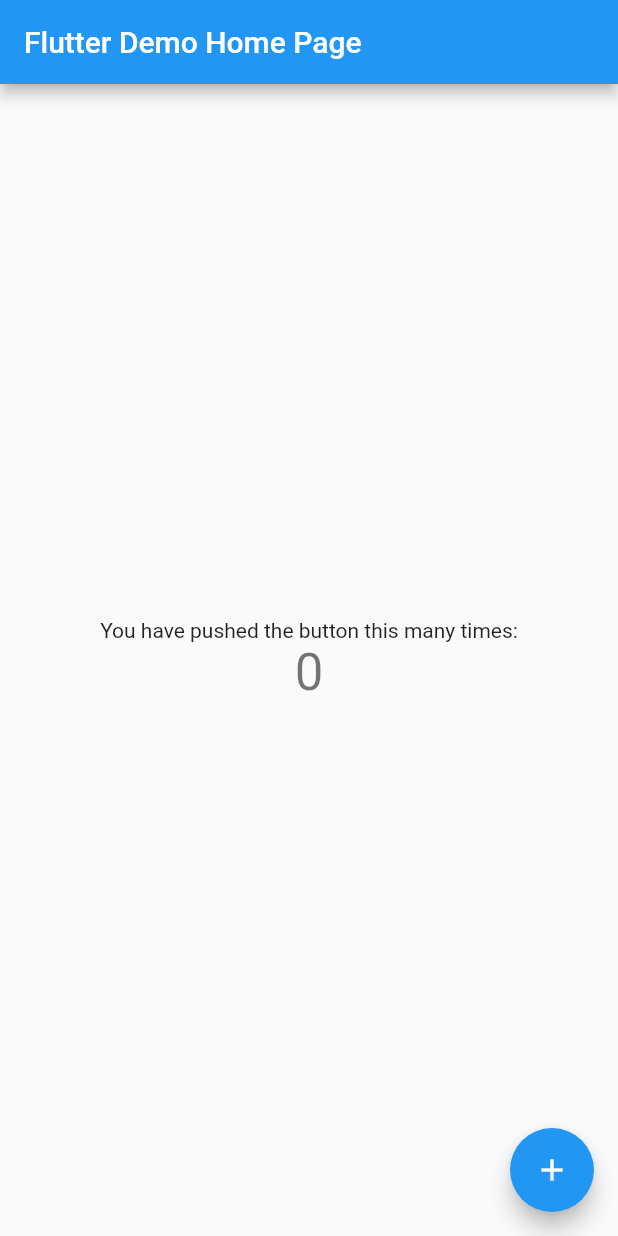
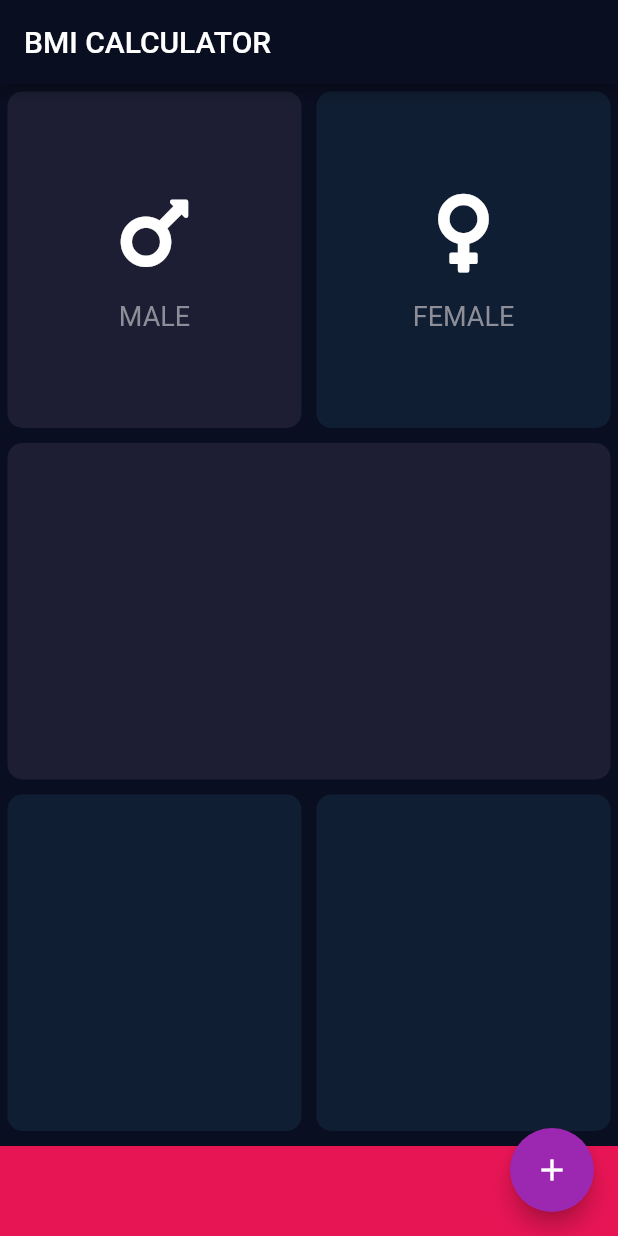
Before and after one commit to kudjieRaymond/bmi-calculator, a Flutter app: the screen it shows after launch, on a phone screen of 412 x 824 dp. Run offline on Flutter 3.47's test engine with Material 2 defaults, Android fonts, the phone set to English and light mode, and no system bars; our stand-ins replace font_awesome_flutter.

Commit message:
Create custom flutter widget

```diff
--- /dev/null
+++ b/lib/icon_content.dart
@@ -0,0 +1,24 @@
+import 'package:flutter/material.dart';
+
+const labelTextStyle = TextStyle(color: Color(0XFF8D8E98), fontSize: 18.0);
+
+class IconContent extends StatelessWidget {
+  IconContent({this.icon, this.label});
+  final IconData icon;
+  final String label;
+
+  @override
+  Widget build(BuildContext context) {
+    return Column(
+      mainAxisAlignment: MainAxisAlignment.center,
+      children: <Widget>[
+        Icon(
+          icon,
+          size: 60.0,
+        ),
+        SizedBox(height: 15.0),
+        Text(label, style: labelTextStyle)
+      ],
+    );
+  }
+}
--- /dev/null
+++ b/lib/input_page.dart
@@ -0,0 +1,74 @@
+import 'package:flutter/material.dart';
+import 'package:font_awesome_flutter/font_awesome_flutter.dart';
+import 'icon_content.dart';
+import 'reusable_card.dart';
+
+const bottomContainerHeight = 60.0;
+const activeCardColour = Color(0XFF1D1E33);
+const inactiveCardColour = Color(0XFF111328);
+const bottomContainerColour = Color(0XFFE81555);
+
+class InputPage extends StatefulWidget {
+  @override
+  _InputPageState createState() => _InputPageState();
+}
+
+class _InputPageState extends State<InputPage> {
+  @override
+  Widget build(BuildContext context) {
+    return Scaffold(
+      appBar: AppBar(
+        title: Text('BMI CALCULATOR'),
+      ),
+      body: Column(
+        children: <Widget>[
+          Expanded(
+            child: Row(
+              children: <Widget>[
+                Expanded(
+                  child: ReusableCard(
+                    colour: activeCardColour,
+                    cardChild: IconContent(icon:FontAwesomeIcons.mars, label:'MALE'),
+                  ),
+                ),
+                Expanded(
+                  child: ReusableCard(colour: Color(0XFF101E33),
+                    cardChild: IconContent(icon:FontAwesomeIcons.venus, label:'FEMALE'),
+
+                  ),
+                )
+              ],
+            ),
+          ),
+          Expanded(
+            child: ReusableCard(colour: activeCardColour), //Color(0XFF101E33)
+          ),
+          Expanded(
+            child: Row(
+              children: <Widget>[
+                Expanded(
+                  child: ReusableCard(colour: Color(0XFF101E33)),
+                ),
+                Expanded(
+                  child: ReusableCard(colour: Color(0XFF101E33)),
+                )
+              ],
+            ),
+          ),
+          Container(
+            color:bottomContainerColour,
+            height: bottomContainerHeight,
+            width: double.infinity,
+            margin:EdgeInsets.only(top:5.0)
+          ),
+        ],
+      ),
+      floatingActionButton: Theme(
+        data: ThemeData(accentColor: Colors.purple),
+        child: FloatingActionButton(
+          child: Icon(Icons.add),
+        ),
+      ),
+    );
+  }
+}
--- a/lib/main.dart
+++ b/lib/main.dart
@@ -1,111 +1,17 @@
 import 'package:flutter/material.dart';
+import 'input_page.dart';
 
-void main() => runApp(MyApp());
+void main() => runApp(BMICalculator());
 
-class MyApp extends StatelessWidget {
-  // This widget is the root of your application.
+class BMICalculator extends StatelessWidget {
   @override
   Widget build(BuildContext context) {
     return MaterialApp(
-      title: 'Flutter Demo',
-      theme: ThemeData(
-        // This is the theme of your application.
-        //
-        // Try running your application with "flutter run". You'll see the
-        // application has a blue toolbar. Then, without quitting the app, try
-        // changing the primarySwatch below to Colors.green and then invoke
-        // "hot reload" (press "r" in the console where you ran "flutter run",
-        // or simply save your changes to "hot reload" in a Flutter IDE).
-        // Notice that the counter didn't reset back to zero; the application
-        // is not restarted.
-        primarySwatch: Colors.blue,
+      theme: ThemeData.dark().copyWith(
+        primaryColor: Color(0xFF0A0E21),
+        scaffoldBackgroundColor: Color(0xFF0A0E21)
       ),
-      home: MyHomePage(title: 'Flutter Demo Home Page'),
+      home: InputPage(),
     );
   }
 }
-
-class MyHomePage extends StatefulWidget {
-  MyHomePage({Key key, this.title}) : super(key: key);
-
-  // This widget is the home page of your application. It is stateful, meaning
-  // that it has a State object (defined below) that contains fields that affect
-  // how it looks.
-
-  // This class is the configuration for the state. It holds the values (in this
-  // case the title) provided by the parent (in this case the App widget) and
-  // used by the build method of the State. Fields in a Widget subclass are
-  // always marked "final".
-
-  final String title;
-
-  @override
-  _MyHomePageState createState() => _MyHomePageState();
-}
-
-class _MyHomePageState extends State<MyHomePage> {
-  int _counter = 0;
-
-  void _incrementCounter() {
-    setState(() {
-      // This call to setState tells the Flutter framework that something has
-      // changed in this State, which causes it to rerun the build method below
-      // so that the display can reflect the updated values. If we changed
-      // _counter without calling setState(), then the build method would not be
-      // called again, and so nothing would appear to happen.
-      _counter++;
-    });
-  }
-
-  @override
-  Widget build(BuildContext context) {
-    // This method is rerun every time setState is called, for instance as done
-    // by the _incrementCounter method above.
-    //
-    // The Flutter framework has been optimized to make rerunning build methods
-    // fast, so that you can just rebuild anything that needs updating rather
-    // than having to individually change instances of widgets.
-    return Scaffold(
-      appBar: AppBar(
-        // Here we take the value from the MyHomePage object that was created by
-        // the App.build method, and use it to set our appbar title.
-        title: Text(widget.title),
-      ),
-      body: Center(
-        // Center is a layout widget. It takes a single child and positions it
-        // in the middle of the parent.
-        child: Column(
-          // Column is also a layout widget. It takes a list of children and
-          // arranges them vertically. By default, it sizes itself to fit its
-          // children horizontally, and tries to be as tall as its parent.
-          //
-          // Invoke "debug painting" (press "p" in the console, choose the
-          // "Toggle Debug Paint" action from the Flutter Inspector in Android
-          // Studio, or the "Toggle Debug Paint" command in Visual Studio Code)
-          // to see the wireframe for each widget.
-          //
-          // Column has various properties to control how it sizes itself and
-          // how it positions its children. Here we use mainAxisAlignment to
-          // center the children vertically; the main axis here is the vertical
-          // axis because Columns are vertical (the cross axis would be
-          // horizontal).
-          mainAxisAlignment: MainAxisAlignment.center,
-          children: <Widget>[
-            Text(
-              'You have pushed the button this many times:',
-            ),
-            Text(
-              '$_counter',
-              style: Theme.of(context).textTheme.display1,
-            ),
-          ],
-        ),
-      ),
-      floatingActionButton: FloatingActionButton(
-        onPressed: _incrementCounter,
-        tooltip: 'Increment',
-        child: Icon(Icons.add),
-      ), // This trailing comma makes auto-formatting nicer for build methods.
-    );
-  }
-}
--- /dev/null
+++ b/lib/reusable_card.dart
@@ -0,0 +1,17 @@
+import 'package:flutter/material.dart';
+
+
+class ReusableCard extends StatelessWidget {
+  ReusableCard({@required this.colour, this.cardChild});
+  final Color colour;
+  final Widget cardChild;
+  @override
+  Widget build(BuildContext context) {
+    return Container(
+      child: cardChild,
+      margin: EdgeInsets.all(5.0),
+      decoration: BoxDecoration(
+          color: colour, borderRadius: BorderRadius.circular(10.0)),
+    );
+  }
+}
--- a/pubspec.yaml
+++ b/pubspec.yaml
@@ -23,6 +23,7 @@ dependencies:
   # The following adds the Cupertino Icons font to your application.
   # Use with the CupertinoIcons class for iOS style icons.
   cupertino_icons: ^0.1.2
+  font_awesome_flutter: ^8.7.0
 
 dev_dependencies:
   flutter_test:
```
